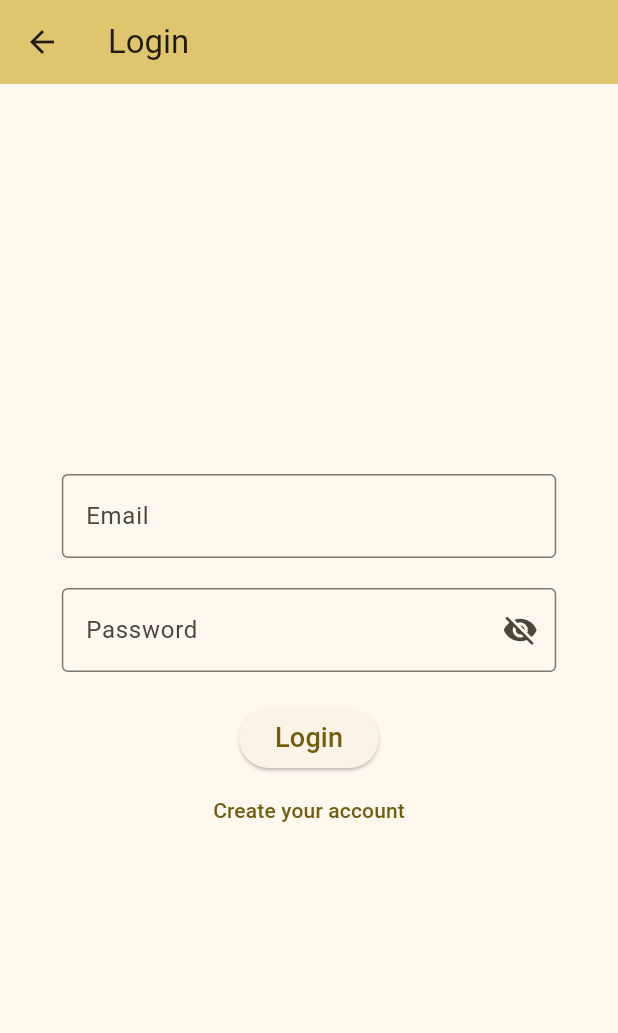
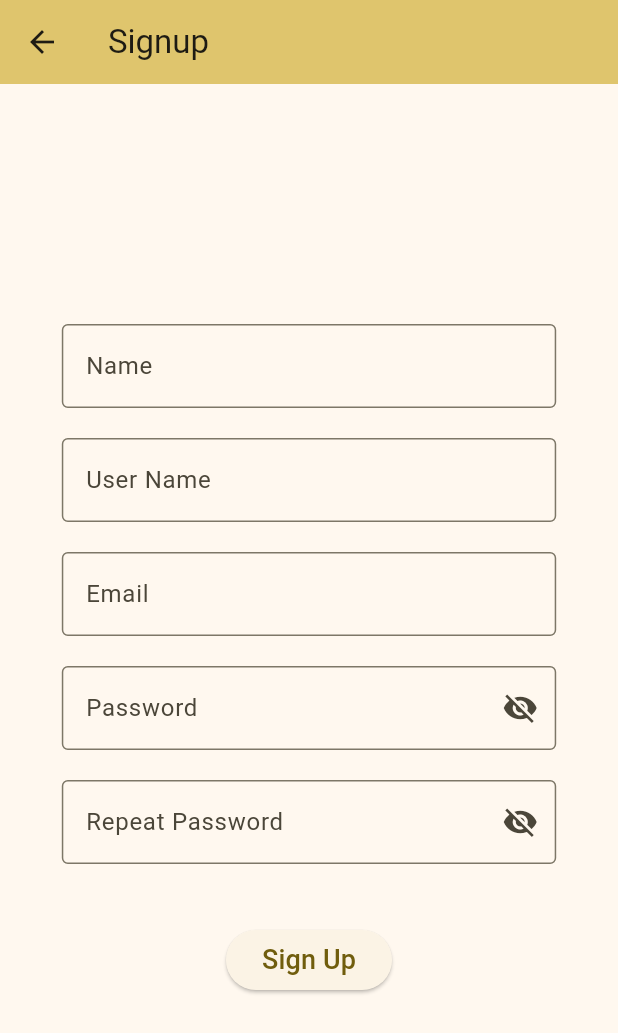
Before and after one commit to kiakalani/SociPie, a Flutter app: the LoginPage screen opened directly, after a tap on "Create your account", on a phone screen of 412 x 824 dp. Shown: the top 1033 px of the screen. Run offline on Flutter 3.47's test engine with Material 3 defaults, Android fonts, the phone set to English and light mode, and no system bars.

Commit message:
Added signup page

```diff
--- a/UI/lib/home_page.dart
+++ /dev/null
@@ -1,47 +0,0 @@
-import 'package:flutter/material.dart';
-import './ui/login_screen.dart';
-
-class HomePage extends StatefulWidget {
-  const HomePage({super.key});
-
-  @override
-  State<HomePage> createState() => _HomePageState();
-}
-
-class _HomePageState extends State<HomePage> {
-  bool _isLoggedIn = false;
-
-  @override
-  Widget build(BuildContext context) {
-    return Scaffold(
-      appBar: AppBar(
-        title: const Text('Home'),
-      ),
-      body: Center(
-        child: _isLoggedIn
-            ? const Text('Logged in')
-            : Column(
-                mainAxisAlignment: MainAxisAlignment.center,
-                children: [
-                  const Text(
-                    'You are not logged in.',
-                    style: TextStyle(fontSize: 20),
-                  ),
-                  const SizedBox(height: 20),
-                  ElevatedButton(
-                    onPressed: () {
-                      Navigator.push(
-                        context,
-                        MaterialPageRoute(
-                          builder: (context) => const LoginPage(),
-                        ),
-                      );
-                    },
-                    child: const Text('Login'),
-                  ),
-                ],
-              ),
-      ),
-    );
-  }
-}
--- a/UI/lib/main.dart
+++ b/UI/lib/main.dart
@@ -1,5 +1,6 @@
 import 'package:flutter/material.dart';
-import './home_page.dart';
+import './pages/home_page.dart';
+import './utils/commons.dart';
 
 void main() {
   runApp(const MyApp());
@@ -10,6 +11,7 @@ class MyApp extends StatelessWidget {
 
   @override
   Widget build(BuildContext context) {
+    Commons.initialize(context);
     return MaterialApp(
       title: 'SociPie',
       theme: ThemeData(
@@ -23,3 +25,6 @@ class MyApp extends StatelessWidget {
     );
   }
 }
+
+/// Signup
+///
--- /dev/null
+++ b/UI/lib/pages/home_page.dart
@@ -0,0 +1,47 @@
+import 'package:flutter/material.dart';
+import './login_page.dart';
+
+class HomePage extends StatefulWidget {
+  const HomePage({super.key});
+
+  @override
+  State<HomePage> createState() => _HomePageState();
+}
+
+class _HomePageState extends State<HomePage> {
+  bool _isLoggedIn = false;
+
+  @override
+  Widget build(BuildContext context) {
+    return Scaffold(
+      appBar: AppBar(
+        title: const Text('Home'),
+      ),
+      body: Center(
+        child: _isLoggedIn
+            ? const Text('Logged in')
+            : Column(
+                mainAxisAlignment: MainAxisAlignment.center,
+                children: [
+                  const Text(
+                    'You are not logged in.',
+                    style: TextStyle(fontSize: 20),
+                  ),
+                  const SizedBox(height: 20),
+                  ElevatedButton(
+                    onPressed: () {
+                      Navigator.push(
+                        context,
+                        MaterialPageRoute(
+                          builder: (context) => const LoginPage(),
+                        ),
+                      );
+                    },
+                    child: const Text('Login'),
+                  ),
+                ],
+              ),
+      ),
+    );
+  }
+}
--- /dev/null
+++ b/UI/lib/pages/login_page.dart
@@ -0,0 +1,126 @@
+import 'package:flutter/material.dart';
+import '../utils/commons.dart';
+import './signup_page.dart';
+
+class LoginPage extends StatefulWidget {
+  const LoginPage({super.key});
+
+  @override
+  LoginPageState createState() => LoginPageState();
+}
+
+class LoginPageState extends State<LoginPage> {
+  final _emailController = TextEditingController();
+  final _passwordController = TextEditingController();
+
+  // Password visibility
+  bool _passwordVisible = false;
+
+  @override
+  void initState() {
+    super.initState();
+    Commons.initialize(context);
+  }
+
+  @override
+  Widget build(BuildContext context) {
+    return Scaffold(
+      appBar: AppBar(
+        title: const Text('Login'),
+        backgroundColor: Theme.of(context).colorScheme.inversePrimary,
+      ),
+      body: Center(
+        child: Padding(
+          padding: const EdgeInsets.all(16.0),
+          child: Column(
+            mainAxisAlignment: MainAxisAlignment.center,
+            children: [
+              // Email field
+              _setEmailField(_emailController),
+              const SizedBox(height: 20),
+
+              // Password field
+              _setPasswordField(),
+              const SizedBox(height: 20),
+
+              // Login button
+              _setLoginButton(),
+
+              // Create account
+              _createAccount()
+            ],
+          ),
+        ),
+      ),
+    );
+  }
+
+  // Password field
+  Widget _setPasswordField() {
+    return
+      SizedBox(
+        width: Commons.fieldWidth,
+        child: TextFormField(
+          controller: _passwordController,
+          obscureText: !_passwordVisible,
+          decoration: InputDecoration(
+            labelText: 'Password',
+            border: const OutlineInputBorder(),
+            suffixIcon: IconButton(
+              icon: Icon(
+                _passwordVisible
+                    ? Icons.visibility
+                    : Icons.visibility_off,
+              ),
+              onPressed: () {
+                setState(() {
+                  _passwordVisible = !_passwordVisible;
+                });
+              },
+            ),
+          ),
+        ),
+      );
+  }
+
+  // Login button
+  Widget _setLoginButton() {
+    return
+      ElevatedButton(
+        onPressed: () {
+        },
+        child: const Text(
+          'Login',
+          style: TextStyle(
+            fontSize: 18,
+          ),
+        ),
+      );
+  }
+
+  // Create Account filed
+  Widget _createAccount() {
+    return
+      TextButton(
+         onPressed: () => Navigator.push(context,
+          MaterialPageRoute(builder: (_) => const SignupPage())),
+        child: const Text('Create your account'),
+      );
+  }
+}
+
+// Email field
+Widget _setEmailField(TextEditingController emailController) {
+  return
+    SizedBox(
+      width: Commons.fieldWidth,
+      child: TextField(
+        controller: emailController,
+        decoration: const InputDecoration(
+          labelText: 'Email',
+          border: OutlineInputBorder(),
+        ),
+        keyboardType: TextInputType.emailAddress,
+      ),
+    );
+}
--- /dev/null
+++ b/UI/lib/pages/signup_page.dart
@@ -0,0 +1,206 @@
+import 'package:flutter/material.dart';
+import 'package:view/utils/commons.dart';
+
+class SignupPage extends StatefulWidget {
+  const SignupPage({super.key});
+
+  @override
+  SignupPageState createState() => SignupPageState();
+}
+
+class SignupPageState extends State<SignupPage> {
+  final _nameController = TextEditingController();
+  final _usernameController = TextEditingController();
+  final _emailController = TextEditingController();
+  final _passwordController = TextEditingController();
+  final _repeatPasswordController = TextEditingController();
+
+  // Password visibility
+  bool _passwordVisible = false;
+  bool _repeatPasswordVisible = false;
+
+  // Password validation
+  bool _isPasswordValid = true;
+
+  /// Need to display error message or not
+  bool _displayErrorMessage = false;
+
+  @override
+  void initState() {
+    super.initState();
+    Commons.initialize(context);
+  }
+
+  @override
+  Widget build(BuildContext context) {
+    return Scaffold(
+      appBar: AppBar(
+        title: const Text('Signup'),
+        backgroundColor: Theme.of(context).colorScheme.inversePrimary,
+      ),
+      body: Center(
+        child: SingleChildScrollView(
+          padding: const EdgeInsets.all(16.0),
+          child: Column(
+            mainAxisAlignment: MainAxisAlignment.center,
+            children: [
+              // Name field
+              _setNameField(),
+              const SizedBox(height: 20),
+
+              // User Name field
+              _setUserNameField(),
+              const SizedBox(height: 20),
+
+              // Email field
+              _setEmailField(),
+              const SizedBox(height: 20),
+
+              // Password field
+              _setPasswordField(_passwordController, _passwordVisible, "Password", false),
+              const SizedBox(height: 20),
+
+              // Repeat Password field
+              _setPasswordField(_repeatPasswordController, _repeatPasswordVisible, "Repeat Password", true),
+              const SizedBox(height: 20),
+
+              // Error message display
+              if (_displayErrorMessage)
+                _setErrorMessage(''),
+                const SizedBox(height: 20),
+
+              // Sign up button
+              _setSignupButton()
+            ],
+          ),
+        ),
+      ),
+    );
+  }
+
+  // Name field
+  Widget _setNameField() {
+    return
+      SizedBox(
+        width: Commons.fieldWidth,
+        child: TextField(
+          controller: _nameController,
+          decoration: const InputDecoration(
+            labelText: 'Name',
+            border: OutlineInputBorder(),
+          ),
+          keyboardType: TextInputType.name,
+        ),
+      );
+  }
+
+  // User Name field
+  Widget _setUserNameField() {
+    return
+      SizedBox(
+        width: Commons.fieldWidth,
+        child: TextField(
+          controller: _usernameController,
+          decoration: const InputDecoration(
+            labelText: 'User Name',
+            border: OutlineInputBorder(),
+          ),
+          keyboardType: TextInputType.name,
+        ),
+      );
+  }
+
+  // Email field
+  Widget _setEmailField() {
+    return
+      SizedBox(
+        width: Commons.fieldWidth,
+        child: TextField(
+          controller: _emailController,
+          decoration: const InputDecoration(
+            labelText: 'Email',
+            border: OutlineInputBorder(),
+          ),
+          keyboardType: TextInputType.emailAddress,
+        ),
+      );
+  }
+
+  // Password field
+  Widget _setPasswordField(TextEditingController passwordController, bool passwordVisible, String displayText, bool isRepeatPassword) {
+    return
+      SizedBox(
+        width: Commons.fieldWidth,
+        child: TextFormField(
+          controller: passwordController,
+          obscureText: !passwordVisible,
+          decoration: InputDecoration(
+            labelText: displayText,
+            border: const OutlineInputBorder(),
+            suffixIcon: IconButton(
+              icon: Icon(
+                passwordVisible ? Icons.visibility : Icons.visibility_off,
+              ),
+              onPressed: () {
+                setState(() {
+                  isRepeatPassword ?_repeatPasswordVisible = !passwordVisible : _passwordVisible = !passwordVisible;
+                });
+              },
+            ),
+          ),
+          onChanged: isRepeatPassword ?
+            (value) {
+              if (value.length < 6 && _isPasswordValid) {
+                setState(() => _isPasswordValid = false);
+              } else if (value.length >= 6 && !_isPasswordValid) {
+                setState(() => _isPasswordValid = true);
+              }
+            } : null
+        ),
+      );
+  }
+
+  // Error message field
+  Widget _setErrorMessage(String message) {
+    return
+      Padding(
+        padding: const EdgeInsets.only(top: 8.0),
+        child: Text(
+          message,
+          style: const TextStyle(color: Colors.red, fontSize: 12),
+        ),
+      );
+  }
+
+  // Sign up button
+  Widget _setSignupButton() {
+    return
+      ElevatedButton(
+        onPressed: () {
+          /*Authorization().postRequest("/auth/signup/", {
+            "email": _emailController.text,
+            "name": _nameController.text,
+            "username": _usernameController.text,
+            "password": _passwordController.text,
+            "repeat_password": _repeatPasswordController.text
+          }).then((value) => {
+            if (value.statusCode == 200) {
+              Navigator.of(context).push(MaterialPageRoute(
+                builder: (context) => const HomePage()))
+            }
+            else {
+              setState(() {
+                _displayErrorMessage = true;
+              })
+            }
+          });*/
+        },
+        child: const Text(
+          'Sign Up',
+          style: TextStyle(
+            fontSize: 18,
+          ),
+        ),
+      );
+  }
+}
--- a/UI/lib/ui/login_screen.dart
+++ /dev/null
@@ -1,122 +0,0 @@
-import 'package:flutter/material.dart';
-import '../utils/commons.dart';
-
-class LoginPage extends StatefulWidget {
-  const LoginPage({super.key});
-
-  @override
-  LoginPageState createState() => LoginPageState();
-}
-
-class LoginPageState extends State<LoginPage> {
-  final _emailController = TextEditingController();
-  final _passwordController = TextEditingController();
-
-  // Password visibility
-  bool _passwordVisible = false;
-
-  @override
-  Widget build(BuildContext context) {
-    double fieldWidth = Commons.getInputFieldWidth(context);
-
-    return Scaffold(
-      appBar: AppBar(
-        title: const Text('Login'),
-        backgroundColor: Theme.of(context).colorScheme.inversePrimary,
-      ),
-      body: Center(
-        child: Padding(
-          padding: const EdgeInsets.all(16.0),
-          child: Column(
-            mainAxisAlignment: MainAxisAlignment.center,
-            children: [
-              // Email field
-              _setEmailField(fieldWidth, _emailController),
-              const SizedBox(height: 20),
-
-              // Password field
-              _setPasswordField(fieldWidth),
-              const SizedBox(height: 20),
-
-              // Login button
-              _setLoginButton(fieldWidth),
-
-              // Create account
-              _createAccount(fieldWidth)
-            ],
-          ),
-        ),
-      ),
-    );
-  }
-
-  // Password field
-  Widget _setPasswordField(double fieldWidth) {
-    return
-      SizedBox(
-        width: fieldWidth,
-        child: TextFormField(
-          controller: _passwordController,
-          obscureText: !_passwordVisible,
-          decoration: InputDecoration(
-            labelText: 'Password',
-            border: const OutlineInputBorder(),
-            suffixIcon: IconButton(
-              icon: Icon(
-                _passwordVisible
-                    ? Icons.visibility
-                    : Icons.visibility_off,
-              ),
-              onPressed: () {
-                setState(() {
-                  _passwordVisible = !_passwordVisible;
-                });
-              },
-            ),
-          ),
-        ),
-      );
-  }
-
-  // Login button
-  Widget _setLoginButton(double fieldWidth) {
-    return
-      ElevatedButton(
-        onPressed: () {
-        },
-        child: const Text(
-          'Login',
-          style: TextStyle(
-            fontSize: 18,
-          ),
-        ),
-      );
-  }
-
-  // Create Account filed
-  Widget _createAccount(double fieldWidth) {
-    return
-      TextButton(
-        onPressed: () => print("creat account"),
-        //Navigator.push(context,
-        //    MaterialPageRoute(builder: (_) => const SignupPage())),
-        child: const Text('Create your account'),
-      );
-  }
-}
-
-// Email field
-Widget _setEmailField(double fieldWidth, TextEditingController emailController) {
-  return
-    SizedBox(
-      width: fieldWidth,
-      child: TextField(
-        controller: emailController,
-        decoration: const InputDecoration(
-          labelText: 'Email',
-          border: OutlineInputBorder(),
-        ),
-        keyboardType: TextInputType.emailAddress,
-      ),
-    );
-}
--- a/UI/lib/utils/commons.dart
+++ b/UI/lib/utils/commons.dart
@@ -5,6 +5,11 @@ import 'dart:io';
 /// Common function for entire app
 
 class Commons {
+  static double? fieldWidth;
+
+  static void initialize(BuildContext context) {
+    fieldWidth = fieldWidth ?? getInputFieldWidth(context);
+  }
 
   // Get the width of an input field
   static double getInputFieldWidth(BuildContext context) {
```
Also changed, not shown: 12 other files.
